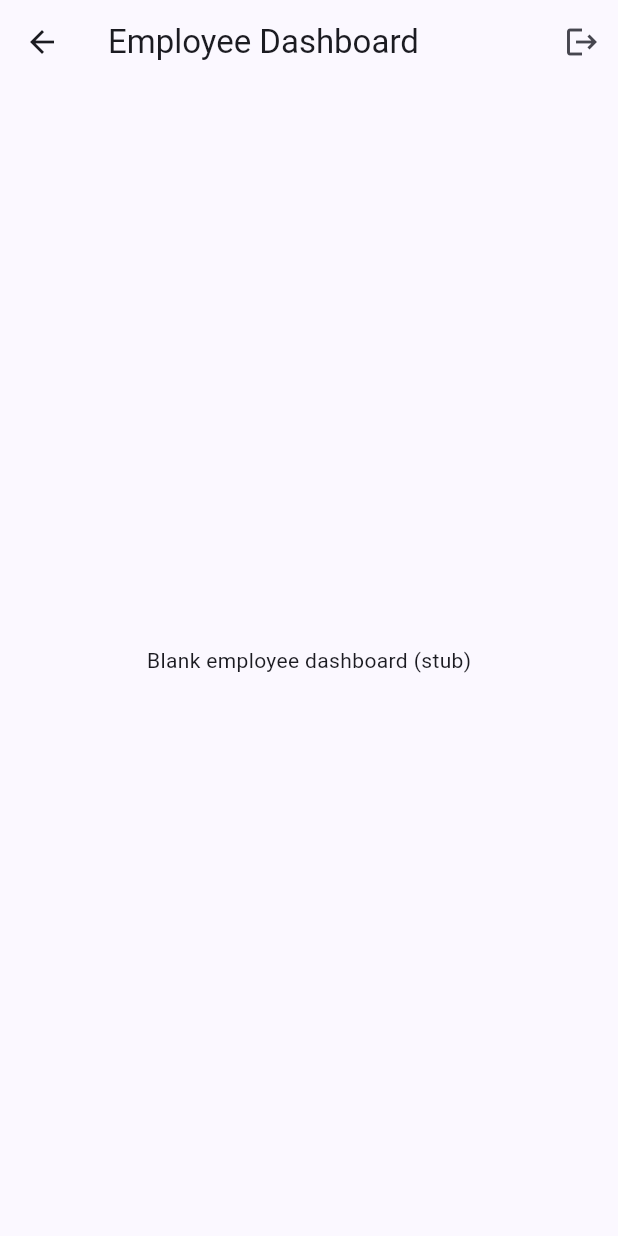
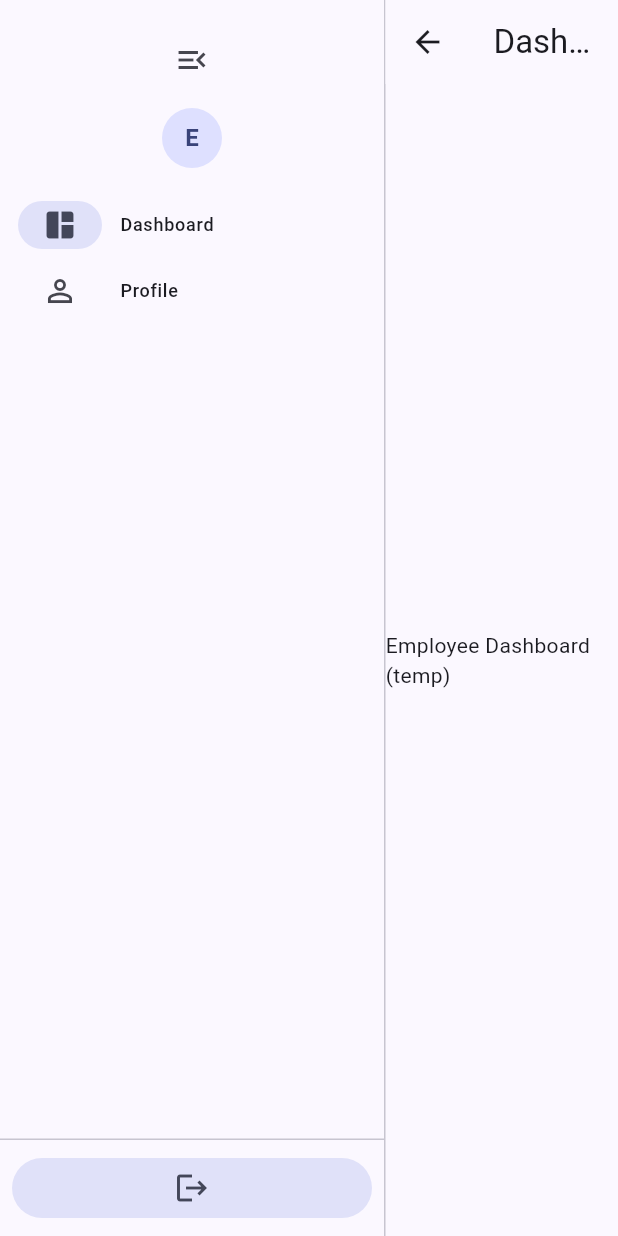
Before and after one commit to Yashanki/help-desk, a Flutter app: the EmployeeDashboard screen opened directly, on a phone screen of 412 x 824 dp. Run offline on Flutter 3.47's test engine with Material 3 defaults, Android fonts, the phone set to English and light mode, and no system bars; our stand-ins replace cloud_firestore, firebase_auth, firebase_core; accounts and stored records are empty; network calls fail; statements that could not run were skipped.

Commit message:
employee side nav

```diff
--- a/lib/main.dart
+++ b/lib/main.dart
@@ -20,6 +20,7 @@ class HelpDeskApp extends StatelessWidget {
   @override
   Widget build(BuildContext context) {
     return MaterialApp(
+      debugShowCheckedModeBanner: false,
       title: 'HelpDesk',
       theme: ThemeData(colorSchemeSeed: Colors.indigo, useMaterial3: true),
       home: const AuthGate(),
--- a/lib/pages/employee_dashboard.dart
+++ b/lib/pages/employee_dashboard.dart
@@ -1,23 +1,142 @@
 import 'package:flutter/material.dart';
 import 'package:firebase_auth/firebase_auth.dart';
 
-class EmployeeDashboard extends StatelessWidget {
+import 'employee_home.dart';
+import 'employee_profile.dart';
+
+class EmployeeDashboard extends StatefulWidget {
   const EmployeeDashboard({super.key});
+  @override
+  State<EmployeeDashboard> createState() => _EmployeeDashboardState();
+}
+
+class _EmployeeDashboardState extends State<EmployeeDashboard> {
+  int _selected = 0;
+  bool _extended = true; // collapsible sidebar
 
   @override
   Widget build(BuildContext context) {
+    final user = FirebaseAuth.instance.currentUser;
+    final display = user?.displayName?.trim();
+    final email = user?.email?.trim() ?? '';
+    final initial =
+        (display?.isNotEmpty == true
+                ? display![0]
+                : (email.isNotEmpty ? email[0] : 'E'))
+            .toUpperCase();
+
+    final pages = <Widget>[
+      const EmployeeHome(), // Dashboard
+      const EmployeeProfileTemp(), // Profile
+    ];
+
     return Scaffold(
-      appBar: AppBar(
-        title: const Text('Employee Dashboard'),
-        actions: [
-          IconButton(
-            tooltip: 'Sign out',
-            onPressed: () async => FirebaseAuth.instance.signOut(),
-            icon: const Icon(Icons.logout),
+      body: SafeArea(
+        child: ClipRect(
+          // optional, suppress layout overflow blips
+          child: Row(
+            children: [
+              // --- Collapsible Side Navigation ---
+              AnimatedContainer(
+                duration: const Duration(milliseconds: 200),
+                curve: Curves.easeInOut,
+                width: _extended ? 256.0 : 80.0,
+                child: Material(
+                  color: Theme.of(context).colorScheme.surface,
+                  child: Column(
+                    children: [
+                      // --- Top Section (Toggle + Avatar + Tabs) ---
+                      Expanded(
+                        child: NavigationRail(
+                          extended: _extended,
+                          selectedIndex: _selected,
+                          groupAlignment: -1.0,
+                          onDestinationSelected: (i) =>
+                              setState(() => _selected = i),
+
+                          leading: Padding(
+                            padding: const EdgeInsets.symmetric(vertical: 8),
+                            child: Column(
+                              mainAxisSize: MainAxisSize.min,
+                              children: [
+                                IconButton(
+                                  tooltip: _extended ? 'Collapse' : 'Expand',
+                                  onPressed: () =>
+                                      setState(() => _extended = !_extended),
+                                  icon: Icon(
+                                    _extended ? Icons.menu_open : Icons.menu,
+                                  ),
+                                ),
+                                const SizedBox(height: 8),
+                                Tooltip(
+                                  message: display?.isNotEmpty == true
+                                      ? display!
+                                      : email,
+                                  child: CircleAvatar(
+                                    radius: 20,
+                                    child: Text(
+                                      initial,
+                                      style: const TextStyle(
+                                        fontWeight: FontWeight.w700,
+                                      ),
+                                    ),
+                                  ),
+                                ),
+                              ],
+                            ),
+                          ),
+
+                          destinations: const [
+                            NavigationRailDestination(
+                              icon: Icon(Icons.space_dashboard_outlined),
+                              selectedIcon: Icon(Icons.space_dashboard),
+                              label: Text('Dashboard'),
+                            ),
+                            NavigationRailDestination(
+                              icon: Icon(Icons.person_outline),
+                              selectedIcon: Icon(Icons.person),
+                              label: Text('Profile'),
+                            ),
+                          ],
+                          trailing:
+                              const SizedBox.shrink(), // don't float logout here
+                        ),
+                      ),
+
+                      const Divider(height: 1),
+
+                      // --- Bottom Logout Button ---
+                      Padding(
+                        padding: const EdgeInsets.all(8.0),
+                        child: SizedBox(
+                          width: double.infinity,
+                          child: IconButton.filledTonal(
+                            tooltip: 'Logout',
+                            onPressed: () async =>
+                                FirebaseAuth.instance.signOut(),
+                            icon: const Icon(Icons.logout),
+                          ),
+                        ),
+                      ),
+                    ],
+                  ),
+                ),
+              ),
+
+              // --- Vertical Divider + Content Area ---
+              const VerticalDivider(width: 1),
+              Expanded(
+                child: AnimatedSwitcher(
+                  duration: const Duration(milliseconds: 200),
+                  switchInCurve: Curves.easeOut,
+                  switchOutCurve: Curves.easeIn,
+                  child: pages[_selected],
+                ),
+              ),
+            ],
           ),
-        ],
+        ),
       ),
-      body: const Center(child: Text('Blank employee dashboard (stub)')),
     );
   }
 }
--- /dev/null
+++ b/lib/pages/employee_home.dart
@@ -0,0 +1,14 @@
+import 'package:flutter/material.dart';
+
+class EmployeeHome extends StatelessWidget {
+  const EmployeeHome({super.key});
+
+  @override
+  Widget build(BuildContext context) {
+    return Scaffold(
+      backgroundColor: Colors.transparent, // use parent Scaffold
+      appBar: AppBar(title: const Text('Dashboard')),
+      body: const Center(child: Text('Employee Dashboard (temp)')),
+    );
+  }
+}
--- /dev/null
+++ b/lib/pages/employee_profile.dart
@@ -0,0 +1,36 @@
+import 'package:flutter/material.dart';
+import 'package:firebase_auth/firebase_auth.dart';
+
+class EmployeeProfileTemp extends StatelessWidget {
+  const EmployeeProfileTemp({super.key});
+
+  @override
+  Widget build(BuildContext context) {
+    final user = FirebaseAuth.instance.currentUser;
+    return Scaffold(
+      backgroundColor: Colors.transparent,
+      appBar: AppBar(title: const Text('Profile')),
+      body: Center(
+        child: Card(
+          margin: const EdgeInsets.all(24),
+          child: Padding(
+            padding: const EdgeInsets.all(20),
+            child: Column(
+              mainAxisSize: MainAxisSize.min,
+              children: [
+                Text(
+                  user?.displayName ?? 'Support Agent',
+                  style: Theme.of(context).textTheme.titleLarge,
+                ),
+                const SizedBox(height: 8),
+                Text(user?.email ?? 'employee@example.com'),
+                const SizedBox(height: 16),
+                const Text('This is a temporary profile page.'),
+              ],
+            ),
+          ),
+        ),
+      ),
+    );
+  }
+}
```
